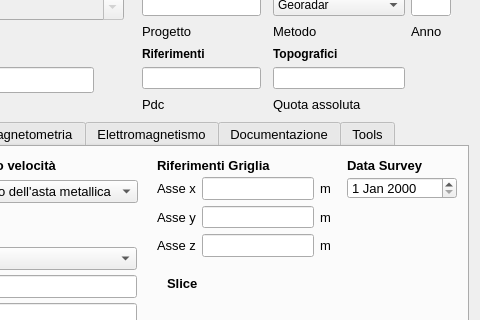
First picture: the form in modules/gui/pyarchinit_geophysics_ui.ui, repository Heryx/pyarchinit_riferimento_geofisica, before the edit; both pictures show x 196 to 676 and y 169 to 489 of the 676 by 695 pixel window.
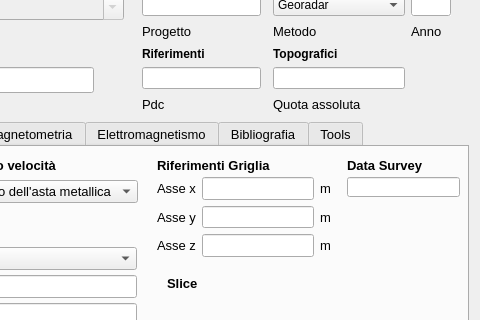
Second picture: the form after the edit. The open tabs and pages were chosen to show the change. Icons and pictures are not drawn.

Commit message: Pyarchinit_beta_Geophysics - Scheda Geofisica quasi completa

```diff
--- a/modules/gui/pyarchinit_geophysics_ui.ui
+++ b/modules/gui/pyarchinit_geophysics_ui.ui
@@ -1538,16 +1538,6 @@
         </item>
        </layout>
       </widget>
-      <widget class="QDateEdit" name="dateEdit">
-       <property name="geometry">
-        <rect>
-         <x>530</x>
-         <y>30</y>
-         <width>110</width>
-         <height>22</height>
-        </rect>
-       </property>
-      </widget>
       <widget class="QLabel" name="label_68">
        <property name="geometry">
         <rect>
@@ -1586,6 +1576,16 @@
         <string>Slice</string>
        </property>
       </widget>
+      <widget class="QLineEdit" name="lineEdit_date">
+       <property name="geometry">
+        <rect>
+         <x>530</x>
+         <y>30</y>
+         <width>113</width>
+         <height>20</height>
+        </rect>
+       </property>
+      </widget>
      </widget>
      <widget class="QWidget" name="tab_2">
       <attribute name="title">
@@ -1601,7 +1601,7 @@
      </widget>
      <widget class="QWidget" name="tab_5">
       <attribute name="title">
-       <string>Documentazione</string>
+       <string>Bibliografia</string>
       </attribute>
       <widget class="QPushButton" name="pushButton_draw_doc">
        <property name="geometry">
```
Left out of the diff: 52 changed lines with no effect on the pictures. The commit also changes 371 other files.
